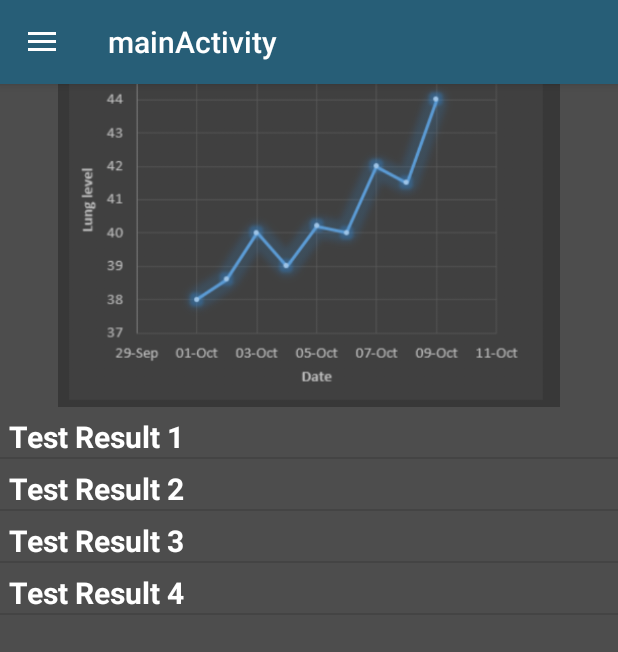
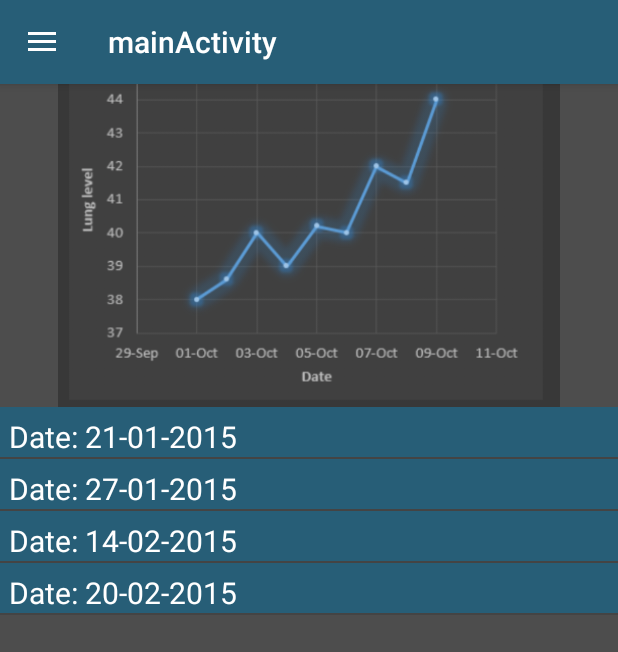
Before and after one commit to mikkelsander/NJORD, an Android app: the fragment ProgressFragment placed in its activity, on a phone screen of 412 x 824 dp. Shown: the top 652 px of the screen. Run offline under Robolectric (Android 15) with nearby library versions, the phone set to English and light mode, and no system bars.

Commit message:
small layout changes to progress fragment

```diff
--- a/app/src/main/java/com/project/ms/njord/fragment/ProgressFragment.java
+++ b/app/src/main/java/com/project/ms/njord/fragment/ProgressFragment.java
@@ -26,13 +26,13 @@ public class ProgressFragment extends Fragment {
     public void onCreate(Bundle savedInstanceState) {
         super.onCreate(savedInstanceState);
 
-        groups = new String[]{"Test Result 1", "Test Result 2", "Test Result 3", "Test Result 4"};
+        groups = new String[]{"Date: 21-01-2015", "Date: 27-01-2015", "Date: 14-02-2015", "Date: 20-02-2015"};
 
         children = new String[][]{
-                {"s simply dummy text of the printing and typesetting industry. Lorem Ipsum has been the industry's standard dummy text ever since the 1500s, when an unknown printer took a galley of type and scrambled it to make a type specimen book. It has survived not only five centuries, but also the leap into electronic typesetting, remaining essentially unchanged. It was popularised in the 1960s with the release of Letraset sheets containing Lorem Ipsum passages, and more recently with desktop publishing software like Aldus PageMaker including versions of Lorem Ipsum."},
-                {"Contrary to popular belief, Lorem Ipsum is not simply random text. It has roots in a piece of classical Latin literature from 45 BC, making it over 2000 years old. Richard McClintock, a Latin professor at Hampden-Sydney College in Virginia, looked up one of the more obscure Latin words, consectetur, from a Lorem Ipsum passage, and going through the cites of the word in classical literature, discovered the undoubtable source. Lorem Ipsum comes from sections 1.10.32 and 1.10.33 of comes from a line in section 1.10.32."},
-                {"It is a long established fact that a reader will be distracted by the readable content of a page when looking at its layout. The point of using Lorem Ipsum is that it has a more-or-less normal distribution of letters, as opposed to using 'Content here, content here', making it look like readable English. Many desktop publishing packages and web page editors now use Lorem Ipsum as their default model text, and a search for 'lorem ipsum' will uncover many web sites still in their infancy. Various versions have evolved over the years, sometimes by accident, sometimes on purpose (injected humour and the like)."},
-                {"There are many variations of passages of Lorem Ipsum available, but the majority have suffered alteration in some form, by injected humour, or randomised words which don't look even slightly believable. If you are going to use a passage of Lorem Ipsum, you need to be sure there isn't anything embarrassing hidden in the middle of text. All the Lorem Ipsum generators on the Internet tend to repeat predefined chunks as necessary, making this the first true generator on the Internet. It uses a dictionary of over 200 Latin words, combined with a handful of model sentence structures, to generate Lorem Ipsum which looks reasonable. The generated Lorem Ipsum is therefore always free from repetition, injected humour, or non-characteristic words etc."}
+                {"Calculated lung level:", "Max Exp.:", "Min Exp.:", "Max Insp.", "Min Insp:", "Time:" },
+                {"Calculated lung level:", "Max Exp.:", "Min Exp.:", "Max Insp.", "Min Insp:", "Time:" },
+                {"Calculated lung level:", "Max Exp.:", "Min Exp.:", "Max Insp.", "Min Insp:", "Time:" },
+                {"Calculated lung level:", "Max Exp.:", "Min Exp.:", "Max Insp.", "Min Insp:", "Time:" },
         };
     }
 
--- a/app/src/main/res/layout/expandable_list_results_groups.xml
+++ b/app/src/main/res/layout/expandable_list_results_groups.xml
@@ -13,9 +13,9 @@
             android:paddingTop="6dip"
             android:textColor="@color/white"
             android:textSize="20dp"
-            android:textStyle="bold"
-            android:text="Historic results" />
+            android:background="@color/colorPrimary">
 
+        </TextView>
 
 
 </LinearLayout>
--- a/app/src/main/res/layout/expandable_list_results_items.xml
+++ b/app/src/main/res/layout/expandable_list_results_items.xml
@@ -1,6 +1,6 @@
 <LinearLayout xmlns:android="http://schemas.android.com/apk/res/android"
     android:layout_width="match_parent"
-    android:layout_height="120dp"
+    android:layout_height="wrap_content"
     android:orientation="vertical" >
 
     <TextView
@@ -12,6 +12,7 @@
         android:paddingLeft="?android:attr/expandableListPreferredChildPaddingLeft"
         android:paddingTop="5dp"
         android:textSize="13sp"
+        android:textColor="@color/white"
         />
 
 </LinearLayout>
```
